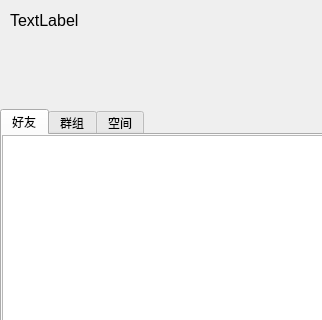
yuanchuc/MyQQ-Json, file mainchat.ui: the form before one commit; both pictures show x 0 to 322 and y 0 to 320 of the 322 by 694 pixel window.
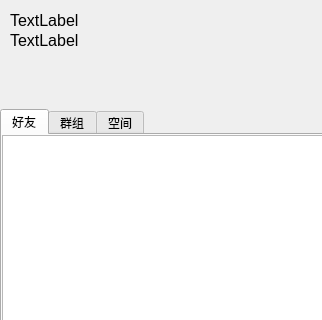
The form after the commit.

```diff
--- a/mainchat.ui
+++ b/mainchat.ui
@@ -190,6 +190,19 @@
     <string>验证消息</string>
    </property>
   </widget>
+  <widget class="QLabel" name="userNameLabel">
+   <property name="geometry">
+    <rect>
+     <x>10</x>
+     <y>30</y>
+     <width>121</width>
+     <height>21</height>
+    </rect>
+   </property>
+   <property name="text">
+    <string>&lt;html&gt;&lt;head/&gt;&lt;body&gt;&lt;p&gt;&lt;span style=&quot; font-size:12pt;&quot;&gt;TextLabel&lt;/span&gt;&lt;/p&gt;&lt;/body&gt;&lt;/html&gt;</string>
+   </property>
+  </widget>
  </widget>
  <resources/>
  <connections/>
```
